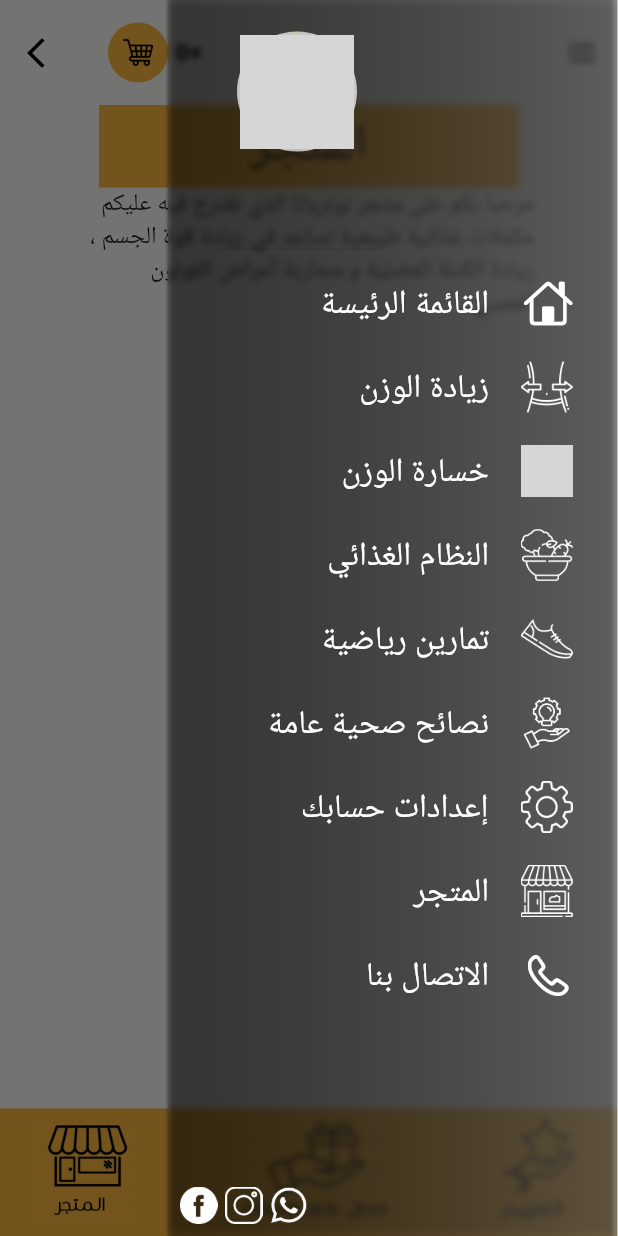
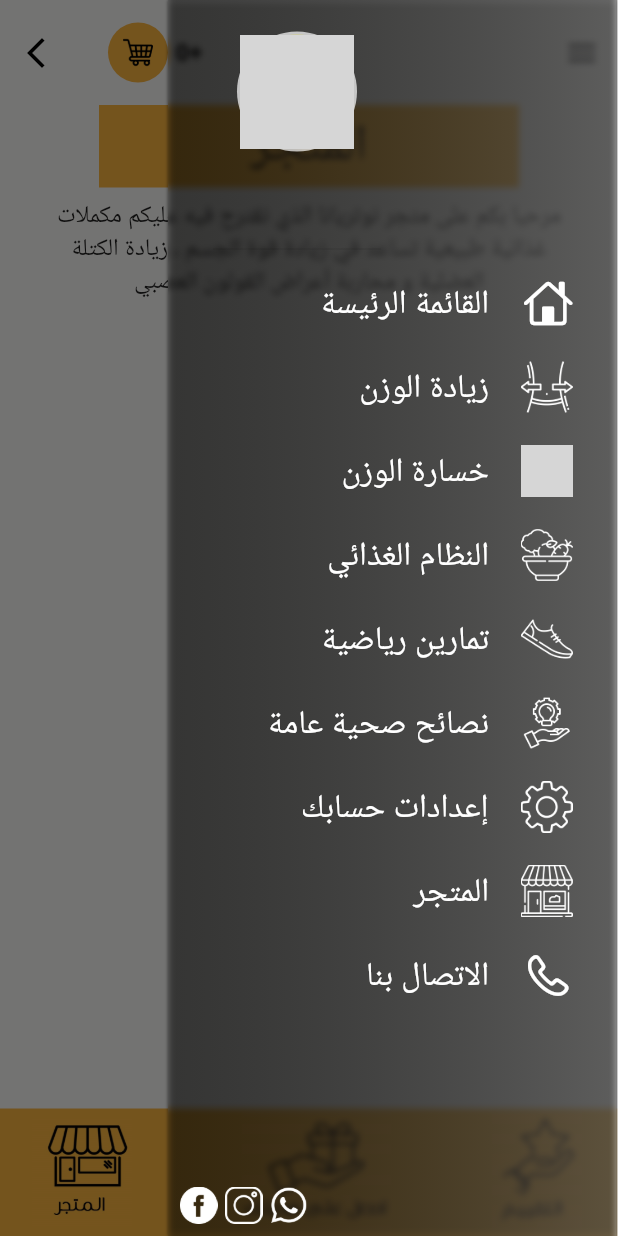
Before and after one commit to Zaman0070/life-sstyle, a Flutter app: the ShopHome screen opened directly, with the side drawer open, on a phone screen of 412 x 824 dp. Run offline on Flutter 3.47's test engine with Material 2 defaults, Android fonts, the phone set to English and light mode, and no system bars; our stand-ins replace circular_countdown_timer, cloud_firestore, email_validator, firebase_auth, firebase_core, flutter_custom_clippers and 3 more; missing offline and left inert: add_to_cart_animation, favorite_button, flutter_facebook_auth, flutter_login_facebook, open_mail_app, splash_screen_view and 1 more; accounts and stored records are empty; network calls fail; grey boxes are pictures that could not be loaded.

Commit message:
full finall

```diff
--- a/lib/shop/shop_home.dart
+++ b/lib/shop/shop_home.dart
@@ -114,16 +114,14 @@ class _ShopHomeState extends State<ShopHome> {
                     child: Center(child: Text('المتجر',
                     style: TextStyle(fontWeight: FontWeight.w500,fontSize: 34,letterSpacing: 3),
                     ))),
-                Padding(
-                  padding: const EdgeInsets.only(left: 45.0,right: 45),
-                  child: Container(
-                    height: MediaQuery.of(context).size.height/7.1,
-                    width: 300,
-                    child: Directionality(
-                      textDirection: TextDirection.rtl,
-                      child: Text('مرحبا بكم على متجر نوتريانا الذي نقترح فيه عليكم مكملات غذائية طبيعية تساعد في زيادة قوة الجسم ، زيادة الكتلة العضلية و محاربة أعراض القولون العصبي',
-                      style: TextStyle(fontSize: 16,fontWeight: FontWeight.w500),
-                      ),
+                SizedBox(height: 8,),
+                Directionality(
+                  textDirection: TextDirection.rtl,
+                  child: Padding(
+                    padding: const EdgeInsets.only(left: 30.0,right: 30),
+                    child: Text('مرحبا بكم على متجر نوتريانا الذي نقترح فيه عليكم مكملات غذائية طبيعية تساعد في زيادة قوة الجسم ، زيادة الكتلة العضلية و محاربة أعراض القولون العصبي',
+                    textAlign: TextAlign.center,
+                    style: TextStyle(fontSize: 16,fontWeight: FontWeight.w500),
                     ),
                   ),
                 ),
@@ -131,7 +129,7 @@ class _ShopHomeState extends State<ShopHome> {
             ),
 
           ),
-          SizedBox(height: 5,),
+          SizedBox(height: 30,),
           Directionality(
             textDirection: TextDirection.rtl,
             child: Container(
@@ -184,7 +182,6 @@ class _ShopHomeState extends State<ShopHome> {
                       },
                     );
                   }
-
                   // Show a circular progress indicator while loading products
                   return const Center(
                     child: CircularProgressIndicator(color:  Color(0xffFDB640),),
@@ -193,8 +190,6 @@ class _ShopHomeState extends State<ShopHome> {
               ),
             ),
           ),
-
-
         ],
       ) ,
     );
```
Also changed, not shown: 2 other files.
